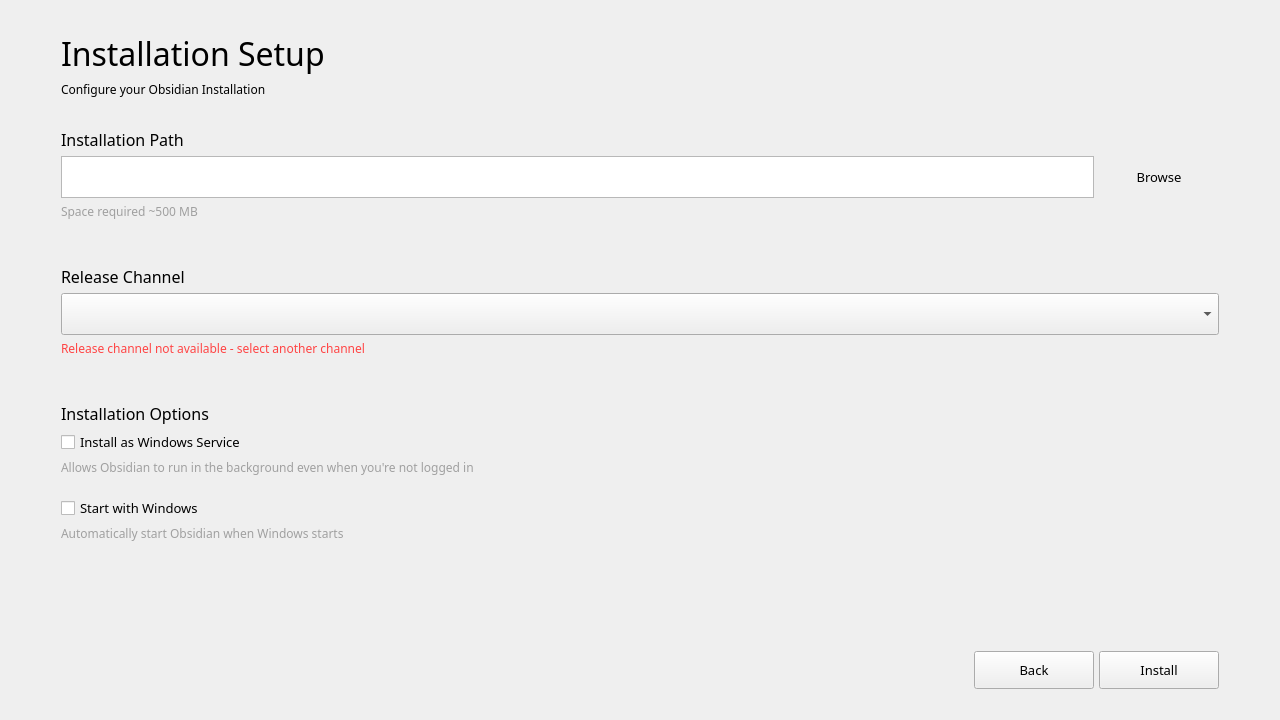
This is ui/setuppage.ui in Obsidian-Minecraft-Server-Portal/installer-app as Qt 5 draws it before an edit. The edited form follows.
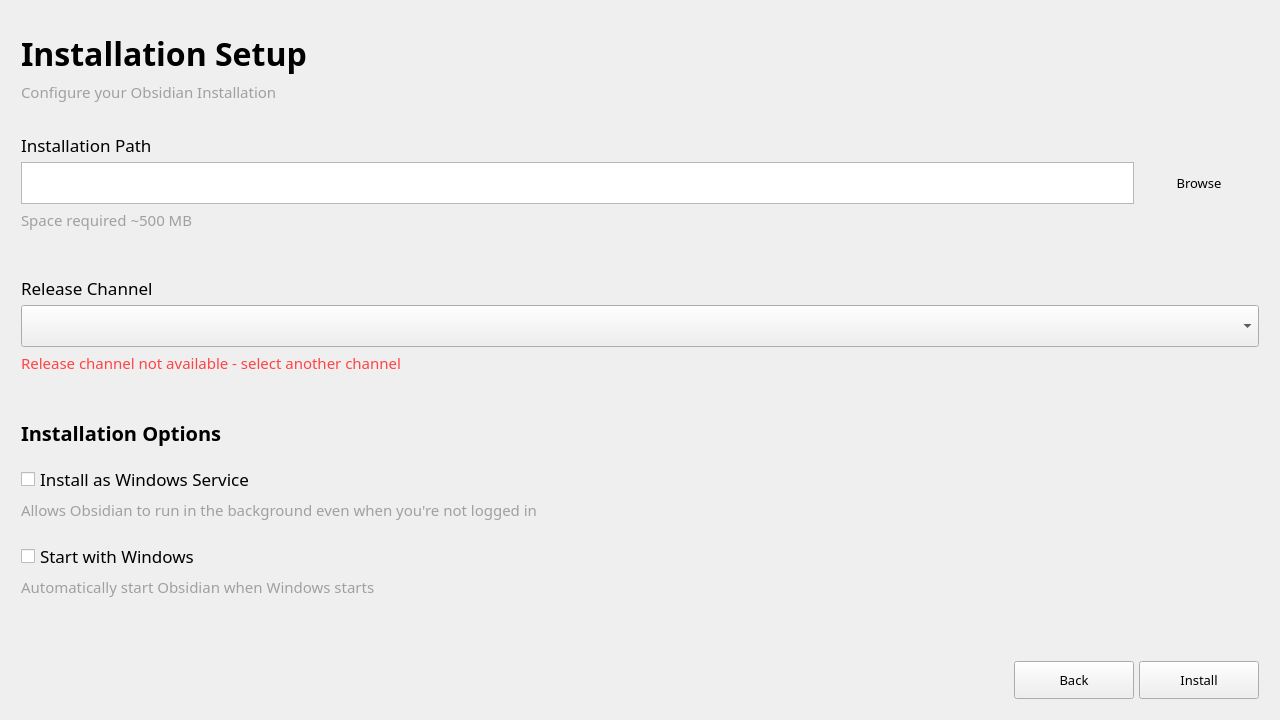
This is the edited form.

Commit message:
Update `.ui` files: adjust layouts, improve scaling, and embed updated ToS
Adjusted layouts in `InstallerWindow`, `WelcomePage`, and `ToSPage` for better scaling and alignment. Improved label and font settings for readability, and increased consistency in dimensions. Embedded updated Terms of Service content, replacing the hardcoded HTML with markdown for improved flexibility. Replaced icon resource paths with direct references.

```diff
--- a/ui/setuppage.ui
+++ b/ui/setuppage.ui
@@ -20,16 +20,16 @@
       <number>5</number>
      </property>
      <property name="leftMargin">
-      <number>50</number>
+      <number>10</number>
      </property>
      <property name="topMargin">
       <number>20</number>
      </property>
      <property name="rightMargin">
-      <number>50</number>
+      <number>10</number>
      </property>
      <property name="bottomMargin">
-      <number>20</number>
+      <number>10</number>
      </property>
      <item>
       <widget class="QLabel" name="label">
@@ -43,6 +43,7 @@
         <font>
          <family>Minecraft Seven v2</family>
          <pointsize>24</pointsize>
+         <bold>true</bold>
         </font>
        </property>
        <property name="text">
@@ -64,9 +65,12 @@
        <property name="font">
         <font>
          <family>Minecraft Seven v2</family>
-         <pointsize>9</pointsize>
+         <pointsize>11</pointsize>
         </font>
        </property>
+       <property name="styleSheet">
+        <string notr="true">color: #a0a0a0;</string>
+       </property>
        <property name="text">
         <string>Configure your Obsidian Installation</string>
        </property>
@@ -96,7 +100,7 @@
        <property name="font">
         <font>
          <family>Minecraft Seven v2</family>
-         <pointsize>12</pointsize>
+         <pointsize>13</pointsize>
         </font>
        </property>
        <property name="text">
@@ -200,6 +204,7 @@
        <property name="font">
         <font>
          <family>Minecraft Seven v2</family>
+         <pointsize>11</pointsize>
         </font>
        </property>
        <property name="styleSheet">
@@ -231,7 +236,7 @@
        <property name="font">
         <font>
          <family>Minecraft Seven v2</family>
-         <pointsize>12</pointsize>
+         <pointsize>13</pointsize>
         </font>
        </property>
        <property name="text">
@@ -263,6 +268,7 @@
        <property name="font">
         <font>
          <family>Minecraft Seven v2</family>
+         <pointsize>11</pointsize>
         </font>
        </property>
        <property name="styleSheet">
@@ -294,7 +300,8 @@
        <property name="font">
         <font>
          <family>Minecraft Seven v2</family>
-         <pointsize>12</pointsize>
+         <pointsize>15</pointsize>
+         <bold>true</bold>
         </font>
        </property>
        <property name="text">
@@ -302,6 +309,22 @@
        </property>
       </widget>
      </item>
+     <item>
+      <spacer name="verticalSpacer_6">
+       <property name="orientation">
+        <enum>Qt::Orientation::Vertical</enum>
+       </property>
+       <property name="sizeType">
+        <enum>QSizePolicy::Policy::Fixed</enum>
+       </property>
+       <property name="sizeHint" stdset="0">
+        <size>
+         <width>20</width>
+         <height>12</height>
+        </size>
+       </property>
+      </spacer>
+     </item>
      <item>
       <widget class="QCheckBox" name="checkBox">
        <property name="sizePolicy">
@@ -313,7 +336,7 @@
        <property name="font">
         <font>
          <family>Minecraft Seven v2</family>
-         <pointsize>10</pointsize>
+         <pointsize>13</pointsize>
         </font>
        </property>
        <property name="cursor">
@@ -329,6 +352,7 @@
        <property name="font">
         <font>
          <family>Minecraft Seven v2</family>
+         <pointsize>11</pointsize>
         </font>
        </property>
        <property name="styleSheet">
@@ -366,7 +390,7 @@
        <property name="font">
         <font>
          <family>Minecraft Seven v2</family>
-         <pointsize>10</pointsize>
+         <pointsize>13</pointsize>
         </font>
        </property>
        <property name="cursor">
@@ -382,6 +406,7 @@
        <property name="font">
         <font>
          <family>Minecraft Seven v2</family>
+         <pointsize>11</pointsize>
         </font>
        </property>
        <property name="styleSheet">
```
The commit also changes 3 other files.
